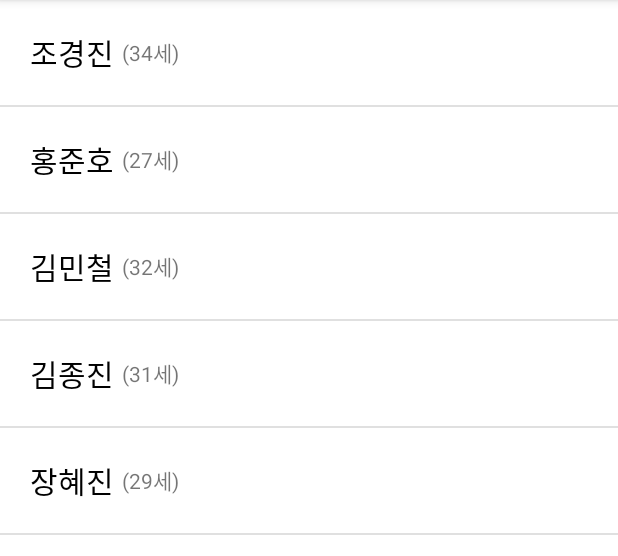
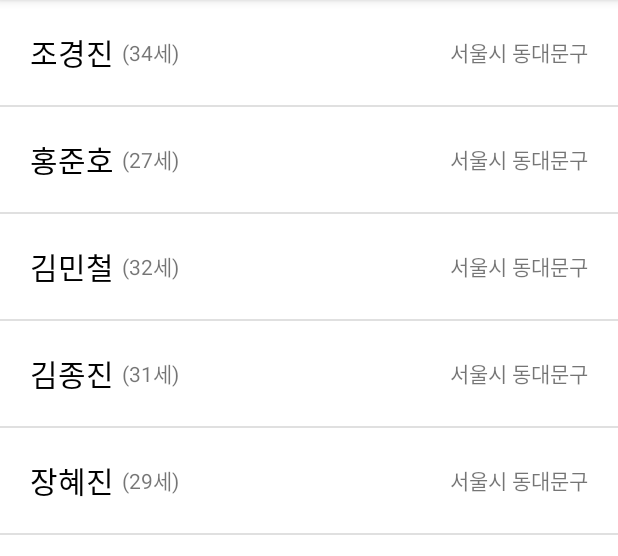
Before and after one commit to junho0615/Student, an Android app: the screen it shows after launch (MainActivity), on a phone screen of 412 x 824 dp, the part 84-640 px from its top. Run offline under Robolectric (Android 15) with nearby library versions, the phone set to English and light mode, and no system bars.

Commit message:
기능추가시작 - 거주지 보여주기

```diff
--- a/app/src/main/res/layout/student_list_item.xml
+++ b/app/src/main/res/layout/student_list_item.xml
@@ -23,6 +23,16 @@
             android:layout_height="wrap_content"
             android:layout_marginLeft="5dp"
             android:text="(34세)"/>
+
+        <TextView
+            android:layout_width="0dp"
+            android:layout_height="wrap_content"
+            android:layout_weight="1"/>
+
+        <TextView
+            android:layout_width="wrap_content"
+            android:layout_height="wrap_content"
+            android:text="서울시 동대문구"/>
     </LinearLayout>
 
 </LinearLayout>
```
